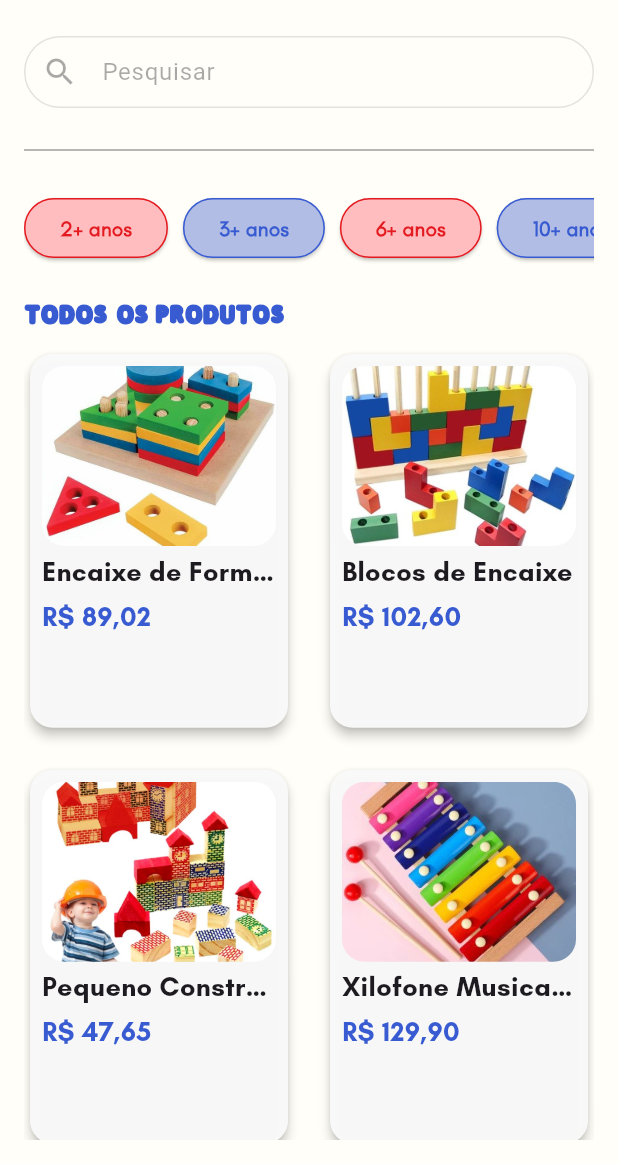
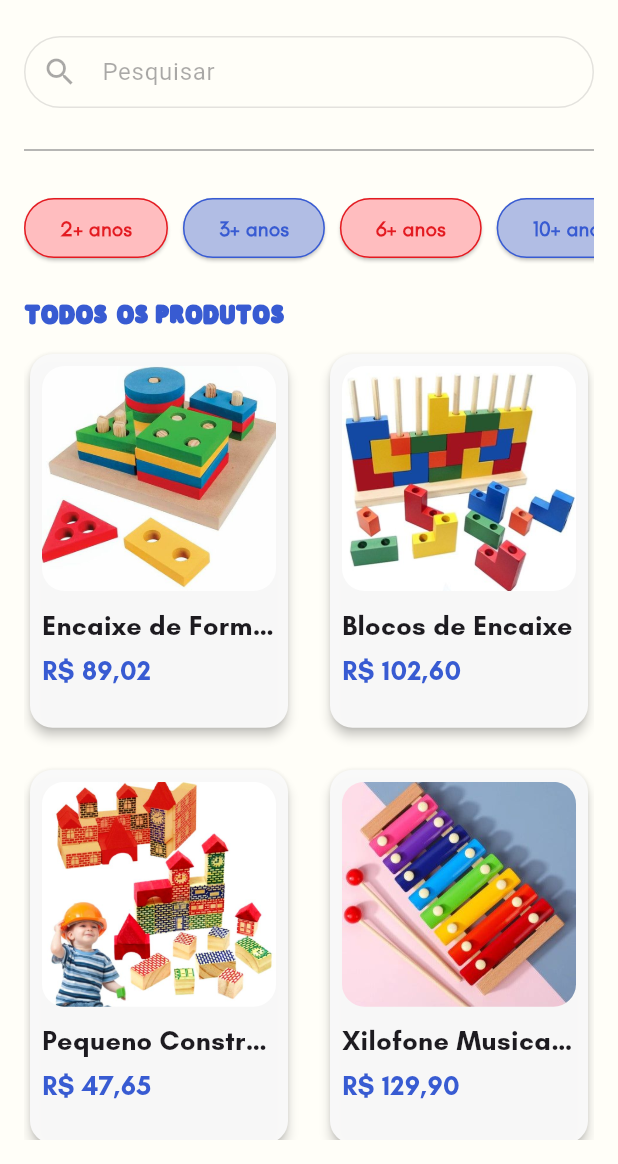
Before and after one commit to Intybe/AplicacaoEdu, a Flutter app: the screen it shows after launch, on a phone screen of 412 x 824 dp, the part 72-1236 px from its top. Run offline on Flutter 3.47's test engine with Material 3 defaults, Android fonts, the phone set to English and light mode, and no system bars.

Commit message:
Update card_produto.dart

```diff
--- a/lib/card_produto.dart
+++ b/lib/card_produto.dart
@@ -34,12 +34,12 @@ class card_produto extends StatelessWidget {
                   borderRadius: BorderRadius.circular(15),
                   child: Image.asset(
                     produto.img1,
-                    height: 120, // Ajusta a altura da imagem
+                    height: 150, // Ajusta a altura da imagem
                     width: double.infinity, // Ajusta a largura para preencher o card
                     fit: BoxFit.cover, // Ajusta a imagem para cobrir o espaço
                   ),
                 ),
-                const SizedBox(height: 4),
+                const SizedBox(height: 10),
                 Text(
                   produto.nome,
                   style: const TextStyle(
```
